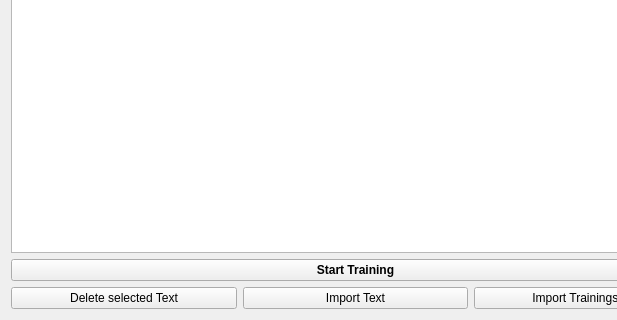
This is simon/src/simonmodelmanagementui/trainmain.ui in KDE/simon as Qt 5 draws it before an edit; both pictures show x 0 to 617 and y 123 to 443 of the 711 by 443 pixel window. The edited form follows.
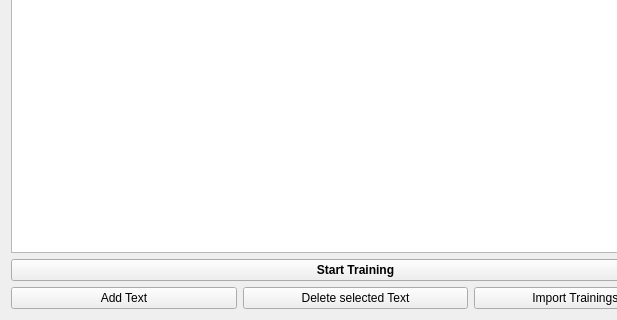
This is the edited form. Icons and pictures are not drawn. Custom widgets are drawn as their Qt base class.

Commit message: Removing the remote import of texts (ghns of scenarios is MUCH better). Introducing two new deletion modes of words from the vocabulary. Trainingstexts can now be created instead of only imported.

The edit to the form file:
```diff
--- a/simon/src/simonmodelmanagementui/trainmain.ui
+++ b/simon/src/simonmodelmanagementui/trainmain.ui
@@ -64,22 +64,22 @@
    <item>
     <layout class="QHBoxLayout">
      <item>
-      <widget class="KPushButton" name="pbDelText">
+      <widget class="KPushButton" name="pbImportText">
        <property name="toolTip">
         <string>Removes the selected text from the system</string>
        </property>
        <property name="text">
-        <string>Delete selected Text</string>
+        <string>Add Text</string>
        </property>
       </widget>
      </item>
      <item>
-      <widget class="KPushButton" name="pbImportText">
+      <widget class="KPushButton" name="pbDelText">
        <property name="toolTip">
         <string>Import new texts from local files or form an oline repository</string>
        </property>
        <property name="text">
-        <string>Import Text</string>
+        <string>Delete selected Text</string>
        </property>
       </widget>
      </item>
```
Left out of the diff: 4 changed lines with no effect on the pictures. The commit also changes 21 other files.
